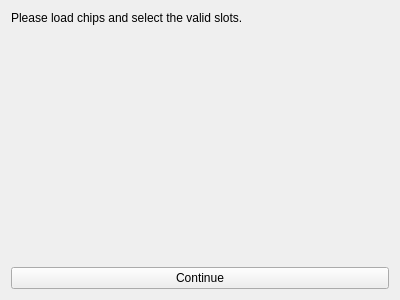
Old version of the form SwissHCC_LoadChipsForm.ui in the repository kkrizka/chister.
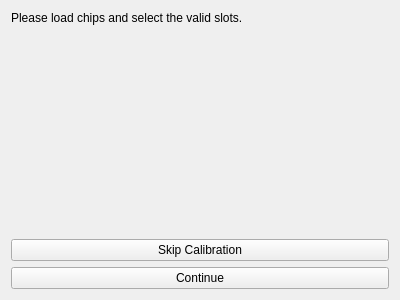
New version of the form.

Commit message: Save SwissHCC Calibration settings to a file. Add option to skip calibration.

The edit to the form file:
```diff
--- a/SwissHCC_LoadChipsForm.ui
+++ b/SwissHCC_LoadChipsForm.ui
@@ -86,6 +86,13 @@
      </property>
     </spacer>
    </item>
+   <item>
+    <widget class="QPushButton" name="skipPushButton">
+     <property name="text">
+      <string>Skip Calibration</string>
+     </property>
+    </widget>
+   </item>
    <item>
     <widget class="QPushButton" name="pushButton">
      <property name="text">
```
The commit also changes 9 other files.
